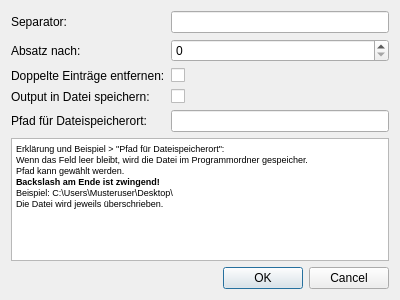
FabianGuillemin/rearRange, file ui/dialogdefaultvalues.ui: the form before one commit.
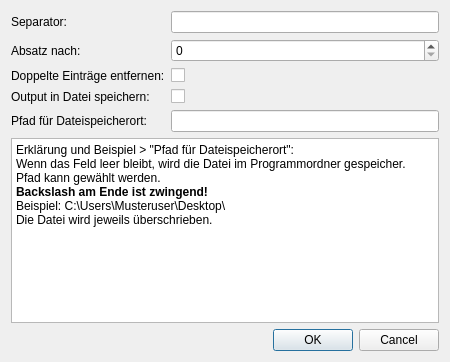
The form after the commit.

Diff of the .ui file:
```diff
--- a/ui/dialogdefaultvalues.ui
+++ b/ui/dialogdefaultvalues.ui
@@ -6,8 +6,8 @@
    <rect>
     <x>0</x>
     <y>0</y>
-    <width>400</width>
-    <height>300</height>
+    <width>450</width>
+    <height>362</height>
    </rect>
   </property>
   <property name="contextMenuPolicy">
@@ -111,12 +111,12 @@
 &lt;html&gt;&lt;head&gt;&lt;meta name=&quot;qrichtext&quot; content=&quot;1&quot; /&gt;&lt;style type=&quot;text/css&quot;&gt;
 p, li { white-space: pre-wrap; }
 &lt;/style&gt;&lt;/head&gt;&lt;body style=&quot; font-family:'MS Shell Dlg 2'; font-size:7.8pt; font-weight:400; font-style:normal;&quot;&gt;
-&lt;p style=&quot; margin-top:0px; margin-bottom:0px; margin-left:0px; margin-right:0px; -qt-block-indent:0; text-indent:0px;&quot;&gt;&lt;span style=&quot; font-size:7pt;&quot;&gt;Erklärung und Beispiel &amp;gt; &amp;quot;Pfad für Dateispeicherort&amp;quot;:&lt;/span&gt;&lt;/p&gt;
-&lt;p style=&quot; margin-top:0px; margin-bottom:0px; margin-left:0px; margin-right:0px; -qt-block-indent:0; text-indent:0px;&quot;&gt;&lt;span style=&quot; font-size:7pt;&quot;&gt;Wenn das Feld leer bleibt, wird die Datei im Programmordner gespeicher.&lt;/span&gt;&lt;/p&gt;
-&lt;p style=&quot; margin-top:0px; margin-bottom:0px; margin-left:0px; margin-right:0px; -qt-block-indent:0; text-indent:0px;&quot;&gt;&lt;span style=&quot; font-size:7pt;&quot;&gt;Pfad kann gewählt werden.&lt;/span&gt;&lt;span style=&quot; font-size:7pt; font-weight:600;&quot;&gt; &lt;/span&gt;&lt;/p&gt;
-&lt;p style=&quot; margin-top:0px; margin-bottom:0px; margin-left:0px; margin-right:0px; -qt-block-indent:0; text-indent:0px;&quot;&gt;&lt;span style=&quot; font-size:7pt; font-weight:600;&quot;&gt;Backslash am Ende ist zwingend!&lt;/span&gt;&lt;/p&gt;
-&lt;p style=&quot; margin-top:0px; margin-bottom:0px; margin-left:0px; margin-right:0px; -qt-block-indent:0; text-indent:0px;&quot;&gt;&lt;span style=&quot; font-size:7pt;&quot;&gt;Beispiel: C:\Users\Musteruser\Desktop\&lt;/span&gt;&lt;/p&gt;
-&lt;p style=&quot; margin-top:0px; margin-bottom:0px; margin-left:0px; margin-right:0px; -qt-block-indent:0; text-indent:0px;&quot;&gt;&lt;span style=&quot; font-size:7pt;&quot;&gt;Die Datei wird jeweils überschrieben.&lt;/span&gt;&lt;/p&gt;&lt;/body&gt;&lt;/html&gt;</string>
+&lt;p style=&quot; margin-top:0px; margin-bottom:0px; margin-left:0px; margin-right:0px; -qt-block-indent:0; text-indent:0px;&quot;&gt;&lt;span style=&quot; font-size:9pt;&quot;&gt;Erklärung und Beispiel &amp;gt; &amp;quot;Pfad für Dateispeicherort&amp;quot;:&lt;/span&gt;&lt;/p&gt;
+&lt;p style=&quot; margin-top:0px; margin-bottom:0px; margin-left:0px; margin-right:0px; -qt-block-indent:0; text-indent:0px;&quot;&gt;&lt;span style=&quot; font-size:9pt;&quot;&gt;Wenn das Feld leer bleibt, wird die Datei im Programmordner gespeicher.&lt;/span&gt;&lt;/p&gt;
+&lt;p style=&quot; margin-top:0px; margin-bottom:0px; margin-left:0px; margin-right:0px; -qt-block-indent:0; text-indent:0px;&quot;&gt;&lt;span style=&quot; font-size:9pt;&quot;&gt;Pfad kann gewählt werden.&lt;/span&gt;&lt;span style=&quot; font-size:9pt; font-weight:600;&quot;&gt; &lt;/span&gt;&lt;/p&gt;
+&lt;p style=&quot; margin-top:0px; margin-bottom:0px; margin-left:0px; margin-right:0px; -qt-block-indent:0; text-indent:0px;&quot;&gt;&lt;span style=&quot; font-size:9pt; font-weight:600;&quot;&gt;Backslash am Ende ist zwingend!&lt;/span&gt;&lt;/p&gt;
+&lt;p style=&quot; margin-top:0px; margin-bottom:0px; margin-left:0px; margin-right:0px; -qt-block-indent:0; text-indent:0px;&quot;&gt;&lt;span style=&quot; font-size:9pt;&quot;&gt;Beispiel: C:\Users\Musteruser\Desktop\&lt;/span&gt;&lt;/p&gt;
+&lt;p style=&quot; margin-top:0px; margin-bottom:0px; margin-left:0px; margin-right:0px; -qt-block-indent:0; text-indent:0px;&quot;&gt;&lt;span style=&quot; font-size:9pt;&quot;&gt;Die Datei wird jeweils überschrieben.&lt;/span&gt;&lt;/p&gt;&lt;/body&gt;&lt;/html&gt;</string>
        </property>
        <property name="overwriteMode">
         <bool>false</bool>
```
Left out of the diff: 8 changed lines with no effect on the pictures.
